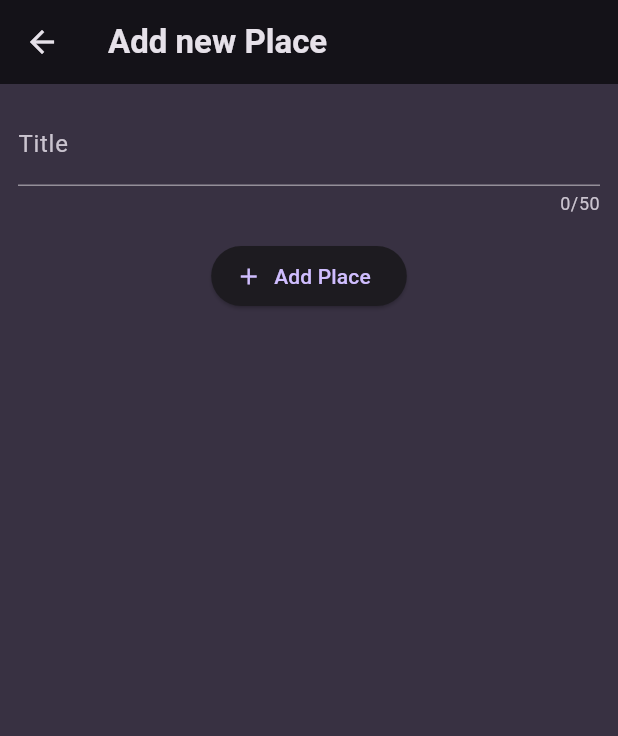
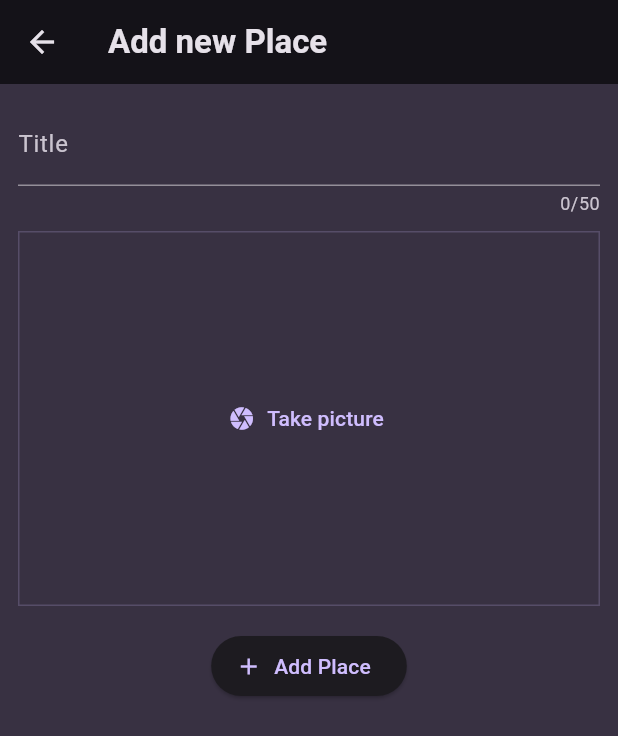
Before and after one commit to karim029/favorite_places_flutter_app, a Flutter app: the screen it shows after launch, after a tap on the "add" icon, on a phone screen of 412 x 824 dp. Shown: the top 736 px of the screen. Run offline on Flutter 3.47's test engine with Material 3 defaults, Android fonts, the phone set to English and light mode, and no system bars; our stand-ins replace flutter_riverpod, google_fonts, image_picker.

Commit message:
added taking picture implementation using device native features and image_picker package

```diff
--- a/lib/main.dart
+++ b/lib/main.dart
@@ -1,7 +1,8 @@
+import 'package:flutter/material.dart';
+import 'package:flutter_riverpod/flutter_riverpod.dart';
+import 'package:google_fonts/google_fonts.dart';
+
 import 'package:favorite_places/screens/places.dart';
-import 'package:flutter/material.dart';
-
-import 'package:google_fonts/google_fonts.dart';
 
 final colorScheme = ColorScheme.fromSeed(
   seedColor: const Color.fromARGB(255, 102, 6, 247),
@@ -27,7 +28,9 @@ final theme = ThemeData().copyWith(
 
 void main() {
   runApp(
-    const MyApp(),
+    const ProviderScope(
+      child: MyApp(),
+    ),
   );
 }
 
@@ -36,7 +39,6 @@ class MyApp extends StatelessWidget {
 
   @override
   Widget build(BuildContext context) {
-
     return MaterialApp(
       debugShowCheckedModeBanner: false,
       title: 'Great Places',
--- a/lib/models/place.dart
+++ b/lib/models/place.dart
@@ -1,10 +1,12 @@
+import 'dart:io';
 import 'package:uuid/uuid.dart';
 
 const uuid = Uuid();
 
 class Place {
-  Place({required this.title}) : id = uuid.v4();
+  Place({required this.title, required this.image}) : id = uuid.v4();
 
   final String id;
   final String title;
+  final File image;
 }
--- /dev/null
+++ b/lib/providers/user_places.dart
@@ -0,0 +1,17 @@
+import 'dart:io';
+import 'package:flutter_riverpod/flutter_riverpod.dart';
+import 'package:favorite_places/models/place.dart';
+
+class UserPlacesNotifier extends StateNotifier<List<Place>> {
+  UserPlacesNotifier() : super(const []);
+
+  void addPlace(String title, File image) {
+    final newPlace = Place(title: title, image: image);
+    state = [newPlace, ...state];
+  }
+}
+
+final userPlacesProvider =
+    StateNotifierProvider<UserPlacesNotifier, List<Place>>(
+  (ref) => UserPlacesNotifier(),
+);
--- a/lib/screens/add_place.dart
+++ b/lib/screens/add_place.dart
@@ -1,21 +1,39 @@
+import 'dart:io';
+import 'package:favorite_places/widgets/image_input.dart';
 import 'package:flutter/material.dart';
+import 'package:flutter_riverpod/flutter_riverpod.dart';
 
-class AddPlaceScreen extends StatefulWidget {
+import 'package:favorite_places/providers/user_places.dart';
+
+class AddPlaceScreen extends ConsumerStatefulWidget {
   const AddPlaceScreen({super.key});
 
   @override
-  State<AddPlaceScreen> createState() {
+  ConsumerState<AddPlaceScreen> createState() {
     return _AddPlaceScreen();
   }
 }
 
-class _AddPlaceScreen extends State<AddPlaceScreen> {
+class _AddPlaceScreen extends ConsumerState<AddPlaceScreen> {
   final _titleController = TextEditingController();
+  File? _selectedImage;
+
+  void _savePlace() {
+    final enteredTitle = _titleController.text;
+
+    if (enteredTitle.isEmpty || _selectedImage == null) {
+      return;
+    }
+
+    ref
+        .read(userPlacesProvider.notifier)
+        .addPlace(enteredTitle, _selectedImage!);
+    Navigator.of(context).pop();
+  }
 
   @override
   void dispose() {
     _titleController.dispose();
-
     super.dispose();
   }
 
@@ -32,14 +50,24 @@ class _AddPlaceScreen extends State<AddPlaceScreen> {
             TextField(
               decoration: const InputDecoration(labelText: 'Title'),
               controller: _titleController,
+              style:
+                  TextStyle(color: Theme.of(context).colorScheme.onBackground),
               maxLength: 50,
+            ),
+            const SizedBox(
+              height: 10,
+            ),
+            ImageInput(
+              onPickImage: (image) {
+                _selectedImage = image;
+              },
             ),
             const SizedBox(
               height: 16,
             ),
             ElevatedButton.icon(
               icon: const Icon(Icons.add),
-              onPressed: () {},
+              onPressed: _savePlace,
               label: const Text('Add Place'),
             ),
           ],
--- a/lib/screens/places.dart
+++ b/lib/screens/places.dart
@@ -1,12 +1,17 @@
+import 'package:flutter/material.dart';
+import 'package:flutter_riverpod/flutter_riverpod.dart';
+
+import 'package:favorite_places/providers/user_places.dart';
 import 'package:favorite_places/screens/add_place.dart';
 import 'package:favorite_places/widgets/places_list.dart';
-import 'package:flutter/material.dart';
 
-class PlacesScreen extends StatelessWidget {
+class PlacesScreen extends ConsumerWidget {
   const PlacesScreen({super.key});
 
   @override
-  Widget build(BuildContext context) {
+  Widget build(BuildContext context, WidgetRef ref) {
+    final userPlaces = ref.watch(userPlacesProvider);
+
     return Scaffold(
       appBar: AppBar(
         title: const Text('Your Places'),
@@ -23,8 +28,11 @@ class PlacesScreen extends StatelessWidget {
           ),
         ],
       ),
-      body: PlacesList(
-        places: [],
+      body: Padding(
+        padding: const EdgeInsets.all(8.0),
+        child: PlacesList(
+          places: userPlaces,
+        ),
       ),
     );
   }
--- /dev/null
+++ b/lib/widgets/image_input.dart
@@ -0,0 +1,70 @@
+import 'dart:io';
+
+import 'package:flutter/material.dart';
+import 'package:image_picker/image_picker.dart';
+
+class ImageInput extends StatefulWidget {
+  const ImageInput({super.key, required this.onPickImage});
+
+  final void Function(File image) onPickImage;
+
+  @override
+  State<ImageInput> createState() {
+    return _ImageInputState();
+  }
+}
+
+class _ImageInputState extends State<ImageInput> {
+  File? _selectedImage;
+
+  void _takePicture() async {
+    final imagePicker = ImagePicker();
+    final pickedImage = await imagePicker.pickImage(
+      source: ImageSource.camera,
+      maxWidth: 600,
+    );
+    if (pickedImage == null) {
+      return;
+    }
+
+    setState(() {
+      _selectedImage = File(pickedImage.path);
+    });
+
+      widget.onPickImage(_selectedImage!);
+  }
+
+  @override
+  Widget build(BuildContext context) {
+    Widget content = TextButton.icon(
+      onPressed: _takePicture,
+      icon: const Icon(Icons.camera),
+      label: const Text('Take picture'),
+    );
+
+    if (_selectedImage != null) {
+      content = GestureDetector(
+        onTap: _takePicture,
+        child: Image.file(
+          _selectedImage!,
+          fit: BoxFit.cover,
+          width: double.infinity,
+          height: double.infinity,
+        ),
+      );
+    }
+
+    return Container(
+      decoration: BoxDecoration(
+        border: Border.all(
+          width: 1,
+          color: Theme.of(context).colorScheme.primary.withOpacity(0.2),
+        ),
+      ),
+      height: 250,
+      width: double.infinity,
+      alignment: Alignment.center,
+      child: content,
+    );
+  }
+}
--- a/pubspec.yaml
+++ b/pubspec.yaml
@@ -37,6 +37,8 @@ dependencies:
   cupertino_icons: ^1.0.6
   google_fonts: ^6.2.1
   uuid: ^4.4.0
+  flutter_riverpod: ^2.5.1
+  image_picker: ^1.1.0
 
 dev_dependencies:
   flutter_test:
```
Also changed, not shown: lib/screens/place_detail.dart (added, +27 -0 lines), lib/widgets/places_list.dart (+12 -0 lines), lib/screens/places_detail.dart (deleted), pubspec.lock, 6 other files.
